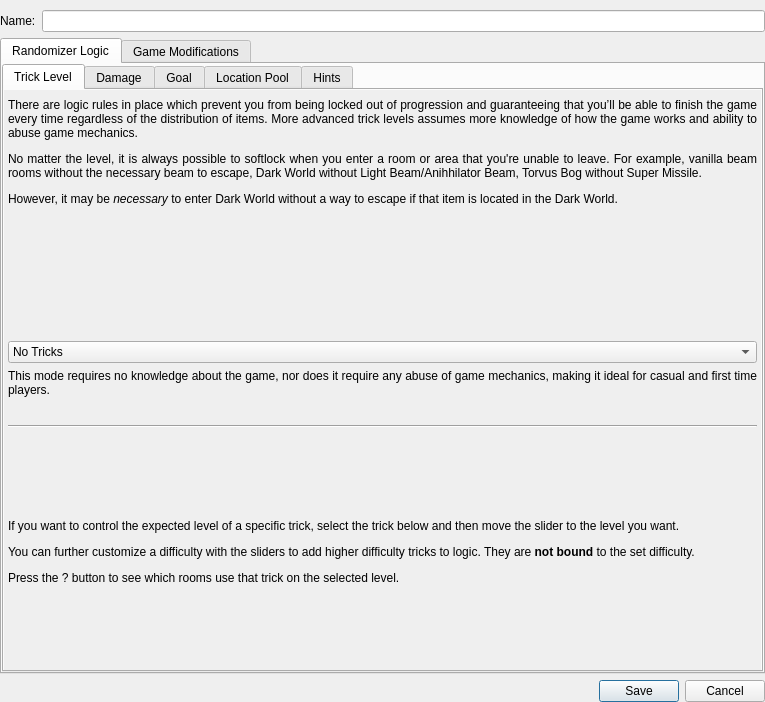
randovania/randovania, file randovania/gui/ui_files/logic_settings_window.ui: the form before one commit.
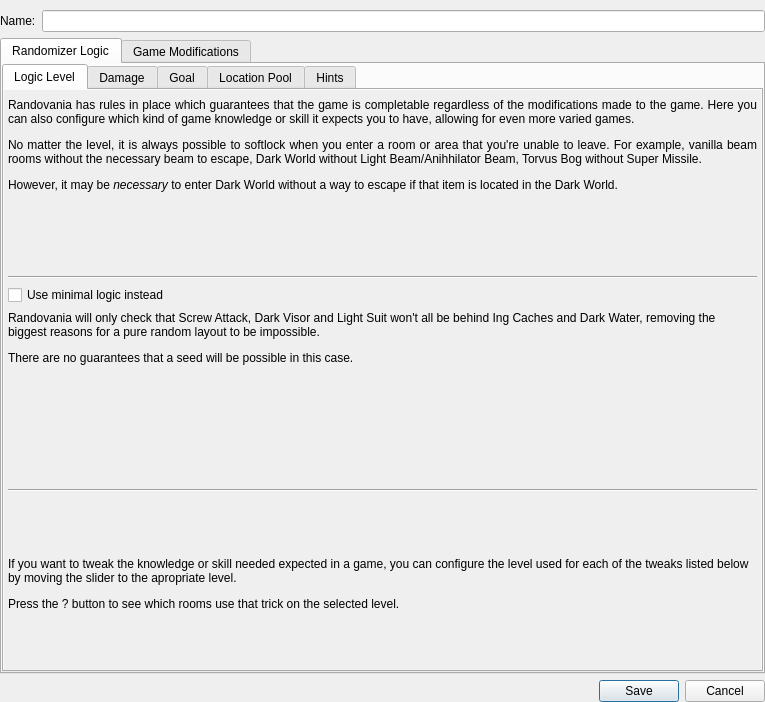
The form after the commit. The open tabs and pages were chosen to show the change.

Commit message: Remove Preset's global trick level.

Diff of the .ui file:
```diff
--- a/randovania/gui/ui_files/logic_settings_window.ui
+++ b/randovania/gui/ui_files/logic_settings_window.ui
@@ -72,7 +72,7 @@
          </property>
          <widget class="QWidget" name="trick_level_tab">
           <attribute name="title">
-           <string>Trick Level</string>
+           <string>Logic Level</string>
           </attribute>
           <layout class="QVBoxLayout" name="trick_level_top_layout">
            <property name="leftMargin">
@@ -123,7 +123,7 @@
                <item>
                 <widget class="QLabel" name="logic_description_label">
                  <property name="text">
-                  <string>&lt;html&gt;&lt;head/&gt;&lt;body&gt;&lt;p align=&quot;justify&quot;&gt;There are logic rules in place which prevent you from being locked out of progression and guaranteeing that you’ll be able to finish the game every time regardless of the distribution of items. More advanced trick levels assumes more knowledge of how the game works and ability to abuse game mechanics.&lt;/p&gt;&lt;p align=&quot;justify&quot;&gt;No matter the level, it is always possible to softlock when you enter a room or area that you're unable to leave. For example, vanilla beam rooms without the necessary beam to escape, Dark World without Light Beam/Anihhilator Beam, Torvus Bog without Super Missile.&lt;/p&gt;&lt;p align=&quot;justify&quot;&gt;However, it may be &lt;span style=&quot; font-style:italic;&quot;&gt;necessary&lt;/span&gt; to enter Dark World without a way to escape if that item is located in the Dark World.&lt;/p&gt;&lt;/body&gt;&lt;/html&gt;</string>
+                  <string>&lt;html&gt;&lt;head/&gt;&lt;body&gt;&lt;p align=&quot;justify&quot;&gt;Randovania has rules in place which guarantees that the game is completable regardless of the modifications made to the game. Here you can also configure which kind of game knowledge or skill it expects you to have, allowing for even more varied games.&lt;/p&gt;&lt;p align=&quot;justify&quot;&gt;No matter the level, it is always possible to softlock when you enter a room or area that you're unable to leave. For example, vanilla beam rooms without the necessary beam to escape, Dark World without Light Beam/Anihhilator Beam, Torvus Bog without Super Missile.&lt;/p&gt;&lt;p align=&quot;justify&quot;&gt;However, it may be &lt;span style=&quot; font-style:italic;&quot;&gt;necessary&lt;/span&gt; to enter Dark World without a way to escape if that item is located in the Dark World.&lt;/p&gt;&lt;/body&gt;&lt;/html&gt;</string>
                  </property>
                  <property name="alignment">
                   <set>Qt::AlignLeading|Qt::AlignLeft|Qt::AlignTop</set>
@@ -134,60 +134,23 @@
                 </widget>
                </item>
                <item>
-                <widget class="QComboBox" name="logic_combo_box">
-                 <item>
-                  <property name="text">
-                   <string>No Tricks</string>
-                  </property>
-                 </item>
-                 <item>
-                  <property name="text">
-                   <string>Beginner</string>
-                  </property>
-                 </item>
-                 <item>
-                  <property name="text">
-                   <string>Intermediate</string>
-                  </property>
-                 </item>
-                 <item>
-                  <property name="text">
-                   <string>Advanced</string>
-                  </property>
-                 </item>
-                 <item>
-                  <property name="text">
-                   <string>Expert</string>
-                  </property>
-                 </item>
-                 <item>
-                  <property name="text">
-                   <string>Hypermode</string>
-                  </property>
-                 </item>
-                 <item>
-                  <property name="text">
-                   <string>Minimal Logic</string>
-                  </property>
-                 </item>
+                <widget class="Line" name="trick_level_line_1">
+                 <property name="orientation">
+                  <enum>Qt::Horizontal</enum>
+                 </property>
                 </widget>
                </item>
                <item>
-                <widget class="QLabel" name="logic_level_label">
-                 <property name="minimumSize">
-                  <size>
-                   <width>0</width>
-                   <height>50</height>
-                  </size>
+                <widget class="QCheckBox" name="trick_level_minimal_logic_check">
+                 <property name="text">
+                  <string>Use minimal logic instead</string>
                  </property>
-                 <property name="maximumSize">
-                  <size>
-                   <width>16777215</width>
-                   <height>50</height>
-                  </size>
-                 </property>
+                </widget>
+               </item>
+               <item>
+                <widget class="QLabel" name="trick_level_minimal_logic_label">
                  <property name="text">
-                  <string>&lt;html&gt;&lt;head/&gt;&lt;body&gt;&lt;p align=&quot;justify&quot;&gt;This mode requires no knowledge about the game, nor does it require any abuse of game mechanics, making it ideal for casual and first time players.&lt;/p&gt;&lt;/body&gt;&lt;/html&gt;</string>
+                  <string>&lt;html&gt;&lt;head/&gt;&lt;body&gt;&lt;p&gt;Randovania will only check that Screw Attack, Dark Visor and Light Suit won't all be behind Ing Caches and Dark Water, removing the biggest reasons for a pure random layout to be impossible.&lt;/p&gt;&lt;p&gt;There are no guarantees that a seed will be possible in this case.&lt;/p&gt;&lt;p&gt;&lt;br/&gt;&lt;/p&gt;&lt;/body&gt;&lt;/html&gt;</string>
                  </property>
                  <property name="alignment">
                   <set>Qt::AlignLeading|Qt::AlignLeft|Qt::AlignTop</set>
@@ -207,7 +170,7 @@
                <item>
                 <widget class="QLabel" name="trick_level_help_label">
                  <property name="text">
-                  <string>&lt;html&gt;&lt;head/&gt;&lt;body&gt;&lt;p&gt;If you want to control the expected level of a specific trick, select the trick below and then move the slider to the level you want.&lt;/p&gt;&lt;p&gt;You can further customize a difficulty with the sliders to add higher difficulty tricks to logic. They are &lt;span style=&quot; font-weight:600;&quot;&gt;not bound&lt;/span&gt; to the set difficulty.&lt;/p&gt;&lt;p&gt;Press the ? button to see which rooms use that trick on the selected level.&lt;/p&gt;&lt;/body&gt;&lt;/html&gt;</string>
+                  <string>&lt;html&gt;&lt;head/&gt;&lt;body&gt;&lt;p&gt;If you want to tweak the knowledge or skill needed expected in a game, you can configure the level used for each of the tweaks listed below by moving the slider to the apropriate level.&lt;/p&gt;&lt;p&gt;Press the ? button to see which rooms use that trick on the selected level.&lt;/p&gt;&lt;/body&gt;&lt;/html&gt;</string>
                  </property>
                  <property name="wordWrap">
                   <bool>true</bool>
```
Left out of the diff: 10 changed lines with no effect on the pictures. The commit also changes 13 other files.
